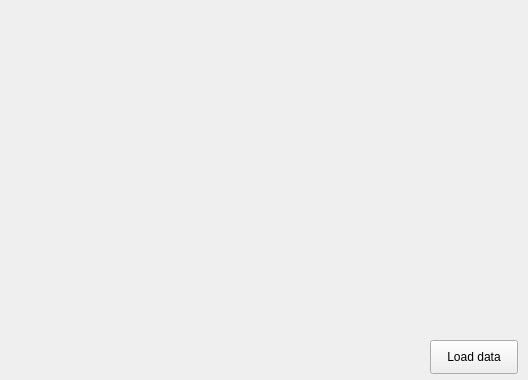
First picture: the form in src/ui/widget.ui, repository BasilFinn/planetStacker, before the edit.
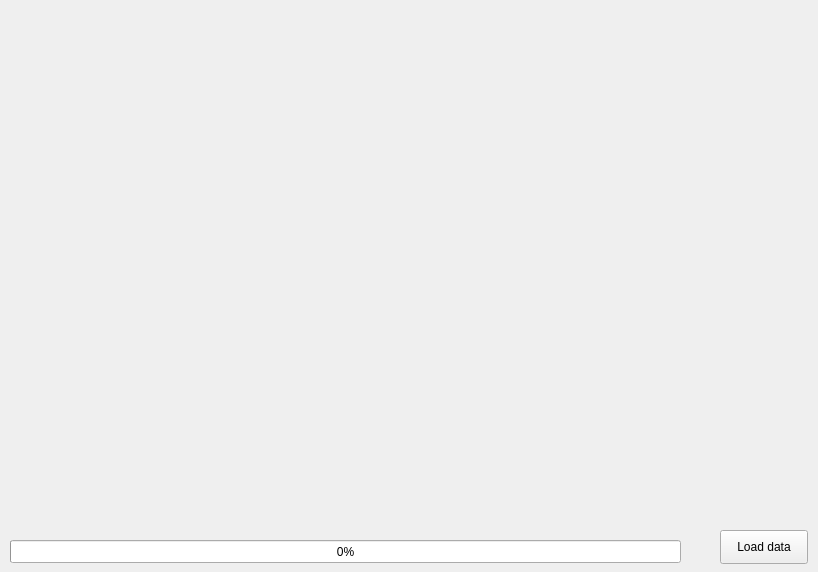
Second picture: the form after the edit.

Commit message: callback and Progress bar implemented

```diff
--- a/src/ui/widget.ui
+++ b/src/ui/widget.ui
@@ -6,8 +6,8 @@
    <rect>
     <x>0</x>
     <y>0</y>
-    <width>528</width>
-    <height>380</height>
+    <width>818</width>
+    <height>572</height>
    </rect>
   </property>
   <property name="windowTitle">
@@ -16,8 +16,8 @@
   <widget class="QPushButton" name="pushButton_loadData">
    <property name="geometry">
     <rect>
-     <x>430</x>
-     <y>340</y>
+     <x>720</x>
+     <y>530</y>
      <width>88</width>
      <height>34</height>
     </rect>
@@ -26,6 +26,38 @@
     <string>Load data</string>
    </property>
   </widget>
+  <widget class="QLabel" name="label_image">
+   <property name="geometry">
+    <rect>
+     <x>0</x>
+     <y>0</y>
+     <width>691</width>
+     <height>501</height>
+    </rect>
+   </property>
+   <property name="maximumSize">
+    <size>
+     <width>16777215</width>
+     <height>16777215</height>
+    </size>
+   </property>
+   <property name="text">
+    <string/>
+   </property>
+  </widget>
+  <widget class="QProgressBar" name="progressBar">
+   <property name="geometry">
+    <rect>
+     <x>10</x>
+     <y>540</y>
+     <width>671</width>
+     <height>23</height>
+    </rect>
+   </property>
+   <property name="value">
+    <number>0</number>
+   </property>
+  </widget>
  </widget>
  <resources/>
  <connections/>
```
The commit also changes 5 other files.
